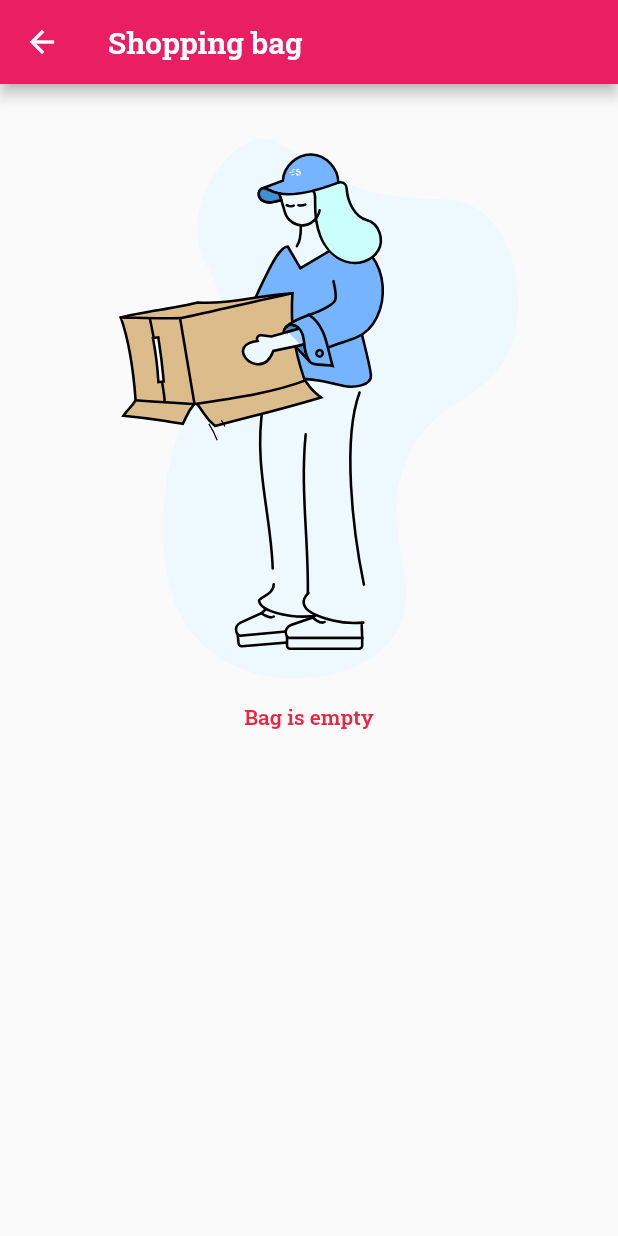
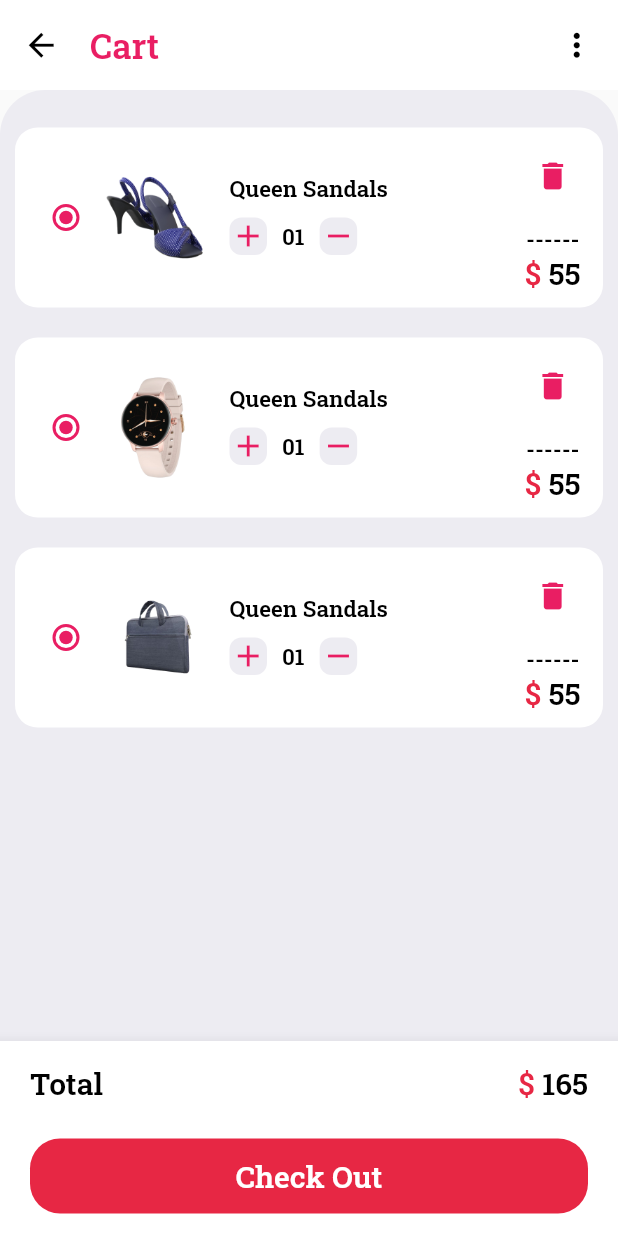
Before and after one commit to Lejeeshofficial/eshop, a Flutter app: the ScreenCart screen opened directly, on a phone screen of 412 x 824 dp. Run offline on Flutter 3.47's test engine with Material 2 defaults, Android fonts, the phone set to English and light mode, and no system bars; our stand-ins replace badges, bottom_navy_bar, dotted_line, flutter_otp_text_field, flutter_rating_bar, google_fonts and 2 more; missing offline and left inert: clippy_flutter, dart:ffi.

Commit message:
ui almost done

```diff
--- /dev/null
+++ b/lib/colorandconst/productScreen/colors.dart
@@ -0,0 +1,4 @@
+import 'package:flutter/animation.dart';
+import 'package:flutter/material.dart';
+
+Color pink1 = Colors.pink;
--- /dev/null
+++ b/lib/colorandconst/productScreen/constants.dart
@@ -0,0 +1,12 @@
+import 'package:flutter/cupertino.dart';
+
+const SizedBox kwidth20 = SizedBox(
+  width: 20,
+);
+
+SizedBox kheight10 = const SizedBox(
+  height: 10,
+);
+SizedBox kwidth10 = const SizedBox(
+  width: 10,
+);
--- /dev/null
+++ b/lib/colorandconst/productScreen/stayle.dart
@@ -0,0 +1,32 @@
+import 'package:flutter/material.dart';
+
+TextStyle stylecartname = const TextStyle(
+  fontFamily: "RobotoSlab",
+  color: Colors.pink,
+  fontSize: 23,
+);
+TextStyle styletitle = const TextStyle(
+  fontFamily: "RobotoSlab",
+  color: Colors.black,
+  fontSize: 15,
+);
+TextStyle style1 = const TextStyle(
+  fontFamily: "RobotoSlab",
+  color: Colors.black,
+  fontSize: 20,
+);
+TextStyle style2 = const TextStyle(
+  fontFamily: "RobotoSlab",
+  color: Colors.white,
+  fontSize: 20,
+);
+TextStyle style11 = const TextStyle(
+  fontFamily: "RobotoSlab",
+  color: Colors.black,
+  fontSize: 20,
+);
+TextStyle styletotal = const TextStyle(
+  fontFamily: "RobotoSlab",
+  color: Colors.pink,
+  fontSize: 23,
+);
--- a/lib/view/cartscreen/cart_screen.dart
+++ b/lib/view/cartscreen/cart_screen.dart
@@ -1,4 +1,8 @@
+import 'package:eshop/colorandconst/accountsScreen/colors.dart';
 import 'package:eshop/colorandconst/loginscreen/color/colors.dart';
+import 'package:eshop/view/cartscreen/widgets/cart_appbar.dart';
+import 'package:eshop/view/cartscreen/widgets/cart_bottom_navBar.dart';
+import 'package:eshop/view/cartscreen/widgets/cart_items.dart';
 import 'package:flutter/material.dart';
 import 'package:lottie/lottie.dart';
 
@@ -12,22 +16,42 @@ class ScreenCart extends StatefulWidget {
 class _ScreenCartState extends State<ScreenCart> {
   @override
   Widget build(BuildContext context) {
+    final height1 = MediaQuery.of(context).size.height;
     return Scaffold(
-      appBar: AppBar(
-        title: const Text(
-          'Shopping bag',
-          style: TextStyle(fontFamily: 'RobotoSlab'),
-        ),
-      ),
-      body: Column(
+      body: ListView(
         children: [
-          Lottie.asset('lib/animations/106964-shake-a-empty-box.json'),
-          const Text(
-            'Bag is empty',
-            style: TextStyle(fontFamily: 'RobotoSlab', color: red1),
-          )
+          const CartAppBar(),
+          Container(
+            height: height1 * 1,
+            padding: const EdgeInsets.only(
+              top: 15,
+            ),
+            decoration: const BoxDecoration(
+              borderRadius: BorderRadius.only(
+                topLeft: Radius.circular(30),
+                topRight: Radius.circular(30),
+              ),
+              color: background,
+            ),
+            child: Column(
+              children: const [
+                WidgetCartItems(),
+              ],
+            ),
+          ),
         ],
       ),
+      bottomNavigationBar: CartBottomNavBar(),
     );
   }
 }
+
+// body: Column(
+//   children: [
+//     Lottie.asset('lib/animations/106964-shake-a-empty-box.json'),
+//     const Text(
+//       'Bag is empty',
+//       style: TextStyle(fontFamily: 'RobotoSlab', color: red1),
+//     )
+//   ],
+// ),
--- /dev/null
+++ b/lib/view/cartscreen/widgets/cart_appbar.dart
@@ -0,0 +1,41 @@
+import 'package:eshop/colorandconst/loginScreen/color/colors.dart';
+import 'package:eshop/colorandconst/productScreen/colors.dart';
+import 'package:eshop/colorandconst/productScreen/stayle.dart';
+import 'package:flutter/material.dart';
+
+class CartAppBar extends StatelessWidget {
+  const CartAppBar({super.key});
+
+  @override
+  Widget build(BuildContext context) {
+    return Container(
+      color: white1,
+      padding: const EdgeInsets.all(15),
+      child: Row(
+        children: [
+          InkWell(
+            onTap: () => Navigator.pop(context),
+            child: const Icon(
+              Icons.arrow_back,
+              size: 25,
+              color: black1,
+            ),
+          ),
+          Padding(
+            padding: const EdgeInsets.only(left: 20),
+            child: Text(
+              "Cart",
+              style: stylecartname,
+            ),
+          ),
+          const Spacer(),
+          const Icon(
+            Icons.more_vert,
+            color: black1,
+            size: 25,
+          )
+        ],
+      ),
+    );
+  }
+}
--- /dev/null
+++ b/lib/view/cartscreen/widgets/cart_bottom_navBar.dart
@@ -0,0 +1,70 @@
+import 'package:eshop/colorandconst/loginScreen/color/colors.dart';
+import 'package:flutter/material.dart';
+
+import '../../../colorandconst/productScreen/stayle.dart';
+
+class CartBottomNavBar extends StatelessWidget {
+  const CartBottomNavBar({super.key});
+
+  @override
+  Widget build(BuildContext context) {
+    return BottomAppBar(
+      child: Container(
+        padding: const EdgeInsets.symmetric(
+          horizontal: 20,
+          vertical: 15,
+        ),
+        height: 130,
+        child: Column(
+          mainAxisAlignment: MainAxisAlignment.spaceBetween,
+          children: [
+            Row(
+              mainAxisAlignment: MainAxisAlignment.spaceBetween,
+              children: [
+                Text(
+                  "Total",
+                  style: style1,
+                ),
+                RichText(
+                  text: const TextSpan(
+                    text: '\$',
+                    style: TextStyle(
+                      color: red1,
+                      fontFamily: "RobotoSlab",
+                      fontSize: 20,
+                      //fontWeight: FontWeight.w100,
+                    ),
+                    children: <TextSpan>[
+                      TextSpan(
+                        text: " 165",
+                        style: TextStyle(
+                          color: black1,
+                          fontFamily: "RobotoSlab",
+                          fontSize: 20,
+                          //fontWeight: FontWeight.w100,
+                        ),
+                      ),
+                    ],
+                  ),
+                ),
+              ],
+            ),
+            Container(
+              alignment: Alignment.center,
+              height: 50,
+              width: double.infinity,
+              decoration: BoxDecoration(
+                color: red1,
+                borderRadius: BorderRadius.circular(20),
+              ),
+              child: Text(
+                "Check Out",
+                style: style2,
+              ),
+            )
+          ],
+        ),
+      ),
+    );
+  }
+}
--- /dev/null
+++ b/lib/view/cartscreen/widgets/cart_items.dart
@@ -0,0 +1,148 @@
+import 'dart:math';
+
+import 'package:dotted_line/dotted_line.dart';
+import 'package:eshop/colorandconst/accountsScreen/colors.dart';
+import 'package:eshop/colorandconst/accountsScreen/styles.dart';
+import 'package:eshop/colorandconst/loginScreen/color/colors.dart';
+import 'package:eshop/colorandconst/productScreen/colors.dart';
+import 'package:eshop/colorandconst/productScreen/constants.dart';
+import 'package:eshop/colorandconst/productScreen/stayle.dart';
+import 'package:flutter/material.dart';
+
+class WidgetCartItems extends StatelessWidget {
+  const WidgetCartItems({super.key});
+
+  @override
+  Widget build(BuildContext context) {
+    return SingleChildScrollView(
+      child: Column(
+        children: [
+          for (int i = 1; i < 4; i++)
+            Container(
+              height: 120,
+              margin: const EdgeInsets.symmetric(
+                horizontal: 10,
+                vertical: 10,
+              ),
+              padding: const EdgeInsets.all(
+                10,
+              ),
+              decoration: BoxDecoration(
+                color: white1,
+                borderRadius: BorderRadius.circular(15),
+              ),
+              child: Row(
+                children: [
+                  Radio(
+                    value: "",
+                    groupValue: "",
+                    onChanged: (index) {},
+                  ),
+                  Container(
+                    height: 70,
+                    width: 70,
+                    margin: const EdgeInsets.only(
+                      right: 15,
+                    ),
+                    child: Image.asset("lib/assets/$i.png"),
+                  ),
+                  Padding(
+                    padding: const EdgeInsets.symmetric(
+                      vertical: 10,
+                    ),
+                    child: Column(
+                      crossAxisAlignment: CrossAxisAlignment.start,
+                      //mainAxisAlignment: MainAxisAlignment.spaceBetween,
+                      children: [
+                        kheight10,
+                        Text(
+                          "Queen Sandals",
+                          style: styletitle,
+                        ),
+                        kheight10,
+                        Row(
+                          children: [
+                            Container(
+                              height: 25,
+                              width: 25,
+                              decoration: BoxDecoration(
+                                color: background,
+                                borderRadius: BorderRadius.circular(8),
+                              ),
+                              child: Icon(
+                                Icons.add,
+                                color: pink1,
+                              ),
+                            ),
+                            kwidth10,
+                            Text(
+                              "01",
+                              style: style3,
+                            ),
+                            kwidth10,
+                            Container(
+                              height: 25,
+                              width: 25,
+                              decoration: BoxDecoration(
+                                color: background,
+                                borderRadius: BorderRadius.circular(8),
+                              ),
+                              child: Icon(
+                                Icons.remove,
+                                color: pink1,
+                              ),
+                            ),
+                          ],
+                        )
+                      ],
+                    ),
+                  ),
+                  const Spacer(),
+                  Padding(
+                    padding: const EdgeInsets.fromLTRB(0, 10, 5, 0),
+                    child: Column(
+                      children: [
+                        Icon(
+                          Icons.delete,
+                          color: pink1,
+                        ),
+                        const SizedBox(
+                          height: 20,
+                        ),
+                        Text(
+                          "------",
+                          style: style3,
+                        ),
+                        RichText(
+                          text: const TextSpan(
+                            text: '\$',
+                            style: TextStyle(
+                              color: red1,
+                              fontFamily: "RobotoSlab",
+                              fontSize: 20,
+                              //fontWeight: FontWeight.w100,
+                            ),
+                            children: <TextSpan>[
+                              TextSpan(
+                                text: " 55",
+                                style: TextStyle(
+                                  color: black1,
+                                  fontFamily: "RobotoSlab",
+                                  fontSize: 20,
+                                  //fontWeight: FontWeight.w100,
+                                ),
+                              ),
+                            ],
+                          ),
+                        ),
+                      ],
+                    ),
+                  ),
+                ],
+              ),
+            ),
+        ],
+      ),
+    );
+  }
+}
--- a/lib/view/homescreen/widgets/home_appbar.dart
+++ b/lib/view/homescreen/widgets/home_appbar.dart
@@ -30,7 +30,15 @@ class WidgetHomeAppBar extends StatelessWidget {
               ),
             ),
             const Spacer(),
-            Badge(
+            cart_bag(context),
+          ],
+        ),
+      ),
+    );
+  }
+
+  Badge cart_bag(BuildContext context) {
+    return Badge(
       badgeColor: red1,
       badgeContent: const Text(
         '0',
@@ -49,10 +57,6 @@ class WidgetHomeAppBar extends StatelessWidget {
           Icons.shopping_bag_outlined,
         ),
       ),
-            ),
-          ],
-        ),
-      ),
     );
   }
 }
--- a/pubspec.yaml
+++ b/pubspec.yaml
@@ -42,6 +42,10 @@ dependencies:
   bottom_navy_bar: ^6.0.0
   badges: ^2.0.3
   dotted_line: ^3.1.0
+  clippy_flutter: ^2.0.0-nullsafety.1
+
+  flutter_rating_bar: ^4.0.1
+
 
 dev_dependencies:
   flutter_test:
```
Also changed, not shown: lib/colorandconst/accountsScreen/styles.dart (+10 -0 lines), lib/view/accountscreen/widgets/widget_container2.dart (+4 -4 lines), lib/view/homescreen/widgets/widgets_items.dart (+22 -5 lines), lib/view/product_discriptions.dart/product_page.dart (added, +158 -0 lines), lib/view/product_discriptions.dart/widgets/productNavBar.dart (added, +55 -0 lines), pubspec.lock. Lines whose indentation alone changed are shown as unchanged.
